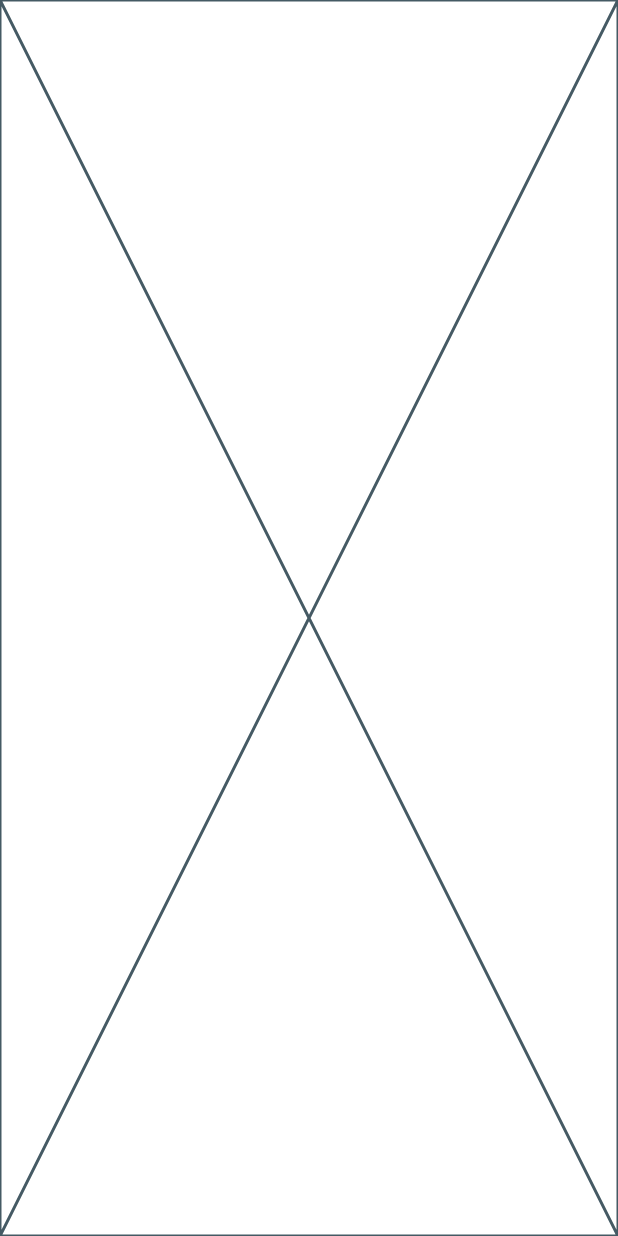
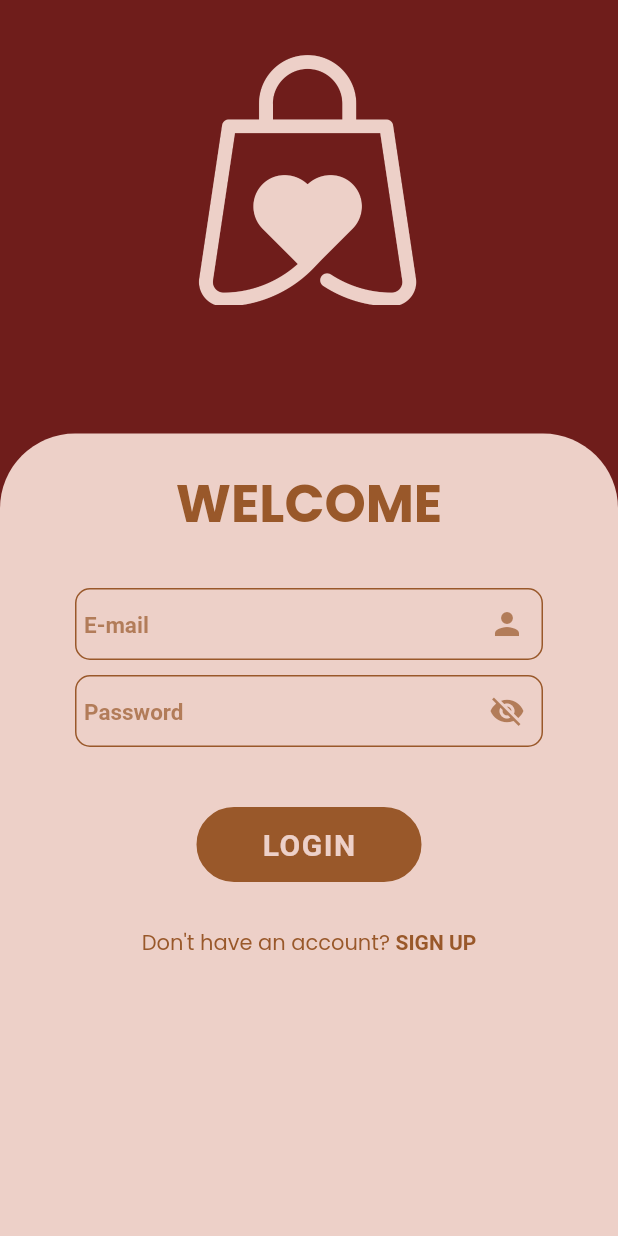
Before and after one commit to mzeynepaltun/store_app, a Flutter app: the screen it shows after launch, on a phone screen of 412 x 824 dp. Run offline on Flutter 3.47's test engine with Material 2 defaults, Android fonts, the phone set to English and light mode, and no system bars; our stand-ins replace firebase_core, get, google_fonts, snippet_coder_utils; accounts and stored records are empty.

Commit message:
login ui

```diff
--- /dev/null
+++ b/lib/app_colors.dart
@@ -0,0 +1,8 @@
+import 'package:snippet_coder_utils/hex_color.dart';
+
+var chocolate = HexColor("#432818");
+var lion = HexColor("#99582A");
+var latte = HexColor("#BB9457");
+var raspberry = HexColor("#6F1D1B");
+var beige = HexColor("#EDD0C8");
+// var beige = HexColor("#FFE6A7");
--- a/lib/main.dart
+++ b/lib/main.dart
@@ -1,30 +1,22 @@
 import 'package:flutter/material.dart';
+import 'package:store_app/src/views/home_page.dart';
+import 'package:store_app/src/views/login_page.dart';
 
-void main() {
-  runApp(const MyApp());
-}
+void main() => runApp(const MyApp());
 
 class MyApp extends StatelessWidget {
-  const MyApp({super.key});
+  const MyApp({Key? key}) : super(key: key);
 
   @override
   Widget build(BuildContext context) {
-    return const MaterialApp(
-      home: HomePage(),
+    return MaterialApp(
+      debugShowCheckedModeBanner: false,
+      title: "Store App",
+      routes: {
+        '/login': (context) => const LoginPage(),
+        '/home': (context) => const HomePage(),
+      },
+      home: const LoginPage(),
     );
   }
 }
-
-class HomePage extends StatefulWidget {
-  const HomePage({super.key});
-
-  @override
-  State<HomePage> createState() => _HomePageState();
-}
-
-class _HomePageState extends State<HomePage> {
-  @override
-  Widget build(BuildContext context) {
-    return const Placeholder();
-  }
-}
--- /dev/null
+++ b/lib/src/views/login_page.dart
@@ -0,0 +1,210 @@
+import 'package:flutter/gestures.dart';
+import 'package:flutter/material.dart';
+import 'package:snippet_coder_utils/FormHelper.dart';
+import 'package:store_app/app_colors.dart';
+import 'package:google_fonts/google_fonts.dart';
+
+class LoginPage extends StatefulWidget {
+  const LoginPage({super.key});
+
+  @override
+  State<LoginPage> createState() => _LoginPageState();
+}
+
+class _LoginPageState extends State<LoginPage> {
+  bool isProcessOn = false;
+  bool hidePassword = true;
+  String? email;
+  String? password;
+  goto() {
+    Navigator.pushNamed(context, "/home");
+  }
+
+  @override
+  Widget build(BuildContext context) {
+    return SafeArea(
+        child: Scaffold(
+      resizeToAvoidBottomInset: false,
+      backgroundColor: raspberry,
+      body: ListView(
+        padding: const EdgeInsets.fromLTRB(0, 400, 0, 0),
+        shrinkWrap: true,
+        reverse: true,
+        children: [
+          Column(
+            mainAxisAlignment: MainAxisAlignment.end,
+            children: [
+              Stack(
+                children: [
+                  Container(
+                    height: 535,
+                    width: double.infinity,
+                    decoration: BoxDecoration(
+                      color: beige,
+                      borderRadius: const BorderRadius.only(
+                        topLeft: Radius.circular(50),
+                        topRight: Radius.circular(50),
+                      ),
+                    ),
+                    child: Padding(
+                      padding: const EdgeInsets.fromLTRB(30, 20, 30, 20),
+                      child: Column(
+                        crossAxisAlignment: CrossAxisAlignment.start,
+                        children: [
+                          Center(
+                            child: Text(
+                              "WELCOME",
+                              style: GoogleFonts.poppins(
+                                  fontSize: 35,
+                                  fontWeight: FontWeight.bold,
+                                  color: lion),
+                            ),
+                          ),
+                          const SizedBox(
+                            height: 20,
+                          ),
+                          Padding(
+                            padding: const EdgeInsets.only(top: 10),
+                            child: FormHelper.inputFieldWidget(
+                              context,
+                              "email",
+                              "E-mail",
+                              (onValidateVal) {
+                                if (onValidateVal.isEmpty) {
+                                  return "Please enter e-mail.";
+                                }
+                                return null;
+                              },
+                              (onSavedVal) {
+                                email = onSavedVal;
+                              },
+                              borderFocusColor: lion,
+                              prefixIconColor: lion,
+                              suffixIcon: Icon(
+                                Icons.person,
+                                color: lion.withOpacity(0.7),
+                              ),
+                              borderColor: lion,
+                              textColor: lion,
+                              hintColor: lion.withOpacity(0.7),
+                              borderRadius: 10,
+                            ),
+                          ),
+                          Padding(
+                            padding: const EdgeInsets.only(top: 10),
+                            child: FormHelper.inputFieldWidget(
+                                context, "password", "Password",
+                                (onValidateVal) {
+                              if (onValidateVal.isEmpty) {
+                                return "Please enter password.";
+                              }
+                              return null;
+                            }, (onSavedVal) {
+                              password = onSavedVal;
+                            },
+                                borderFocusColor: lion,
+                                prefixIconColor: lion,
+                                borderColor: lion,
+                                textColor: lion,
+                                obscureText: hidePassword,
+                                suffixIcon: IconButton(
+                                  onPressed: () {
+                                    setState(() {
+                                      hidePassword = !hidePassword;
+                                    });
+                                  },
+                                  icon: Icon(hidePassword
+                                      ? Icons.visibility_off
+                                      : Icons.visibility),
+                                  color: lion.withOpacity(0.7),
+                                ),
+                                hintColor: lion.withOpacity(0.7),
+                                borderRadius: 10),
+                          ),
+                          const SizedBox(
+                            height: 40,
+                          ),
+                          Center(
+                            child: FormHelper.submitButton("LOGIN", () {
+                              if (validateAndSave()) {
+                                setState(() {
+                                  isProcessOn = true;
+                                });
+                              }
+                            },
+                                btnColor: lion,
+                                borderColor: lion,
+                                txtColor: beige,
+                                borderRadius: 30),
+                          ),
+                          const SizedBox(
+                            height: 30,
+                          ),
+                          Center(
+                            child: RichText(
+                              text: TextSpan(
+                                  style: GoogleFonts.poppins(
+                                    fontSize: 14,
+                                    color: lion,
+                                  ),
+                                  children: <TextSpan>[
+                                    const TextSpan(
+                                        text: "Don't have an account? "),
+                                    TextSpan(
+                                        text: "SIGN UP",
+                                        style: const TextStyle(
+                                            fontWeight: FontWeight.bold),
+                                        recognizer: TapGestureRecognizer()
+                                          ..onTap = () {
+                                            Navigator.pushNamed(
+                                                context, "/home");
+                                          })
+                                  ]),
+                            ),
+                          ),
+                        ],
+                      ),
+                    ),
+                  ),
+                  Transform.translate(
+                    offset: const Offset(0, -375),
+                    child: Image.asset(
+                      'assets/images/logo2.png',
+                      scale: 3,
+                      width: double.infinity,
+                    ),
+                  ),
+                ],
+              )
+            ],
+          ),
+        ],
+      ),
+    ));
+  }
+
+  bool validateAndSave() {
+    return true;
+    // final form = globalFromKey.currentState;
+    // if (form!.validate()) {
+    //   form.save();
+    //   return true;
+    // } else {
+    //   return false;
+    // }
+  }
+}
+// Column(
+//         children: [
+//           RawMaterialButton(
+//             onPressed: () {
+//               goto();
+//             },
+//             fillColor: chocolate,
+//             child: Text(
+//               "HomePage",
+//               style: GoogleFonts.poppins(color: latte),
+//             ),
+//           ),
+//         ],
+//       ),
```
Also changed, not shown: lib/src/views/home_page.dart (added, +37 -0 lines), lib/src/widgets/products_tile.dart (added, +72 -0 lines), pubspec.yaml (+7 -3 lines), assets/images/logo.png (added), assets/images/logo2.png (added), pubspec.lock.
